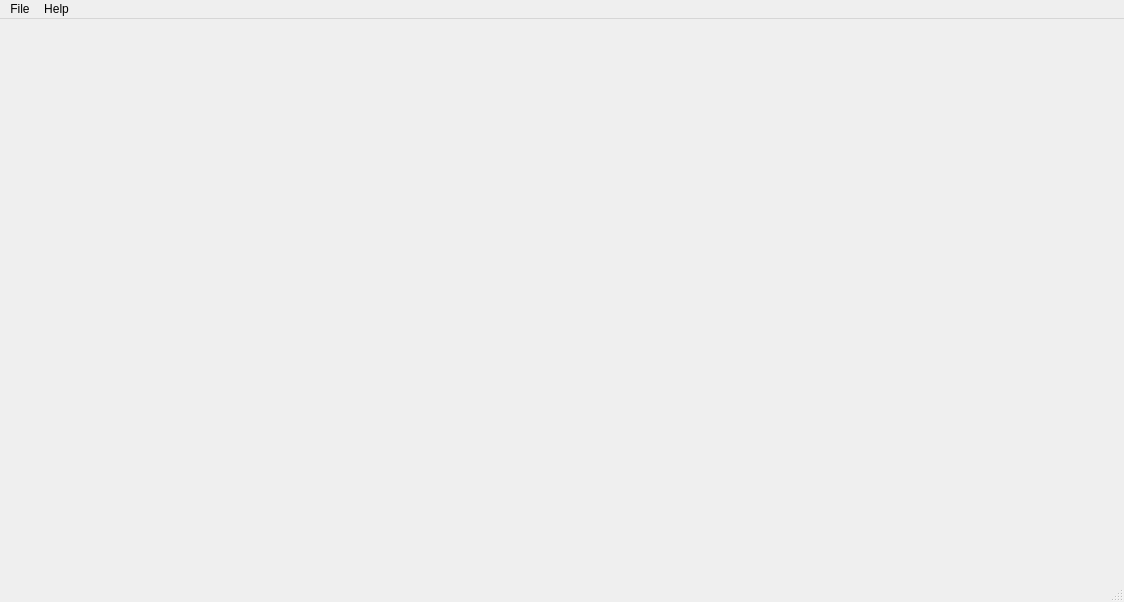
Old version of the form main.ui in the repository FereBell/Training_Models.
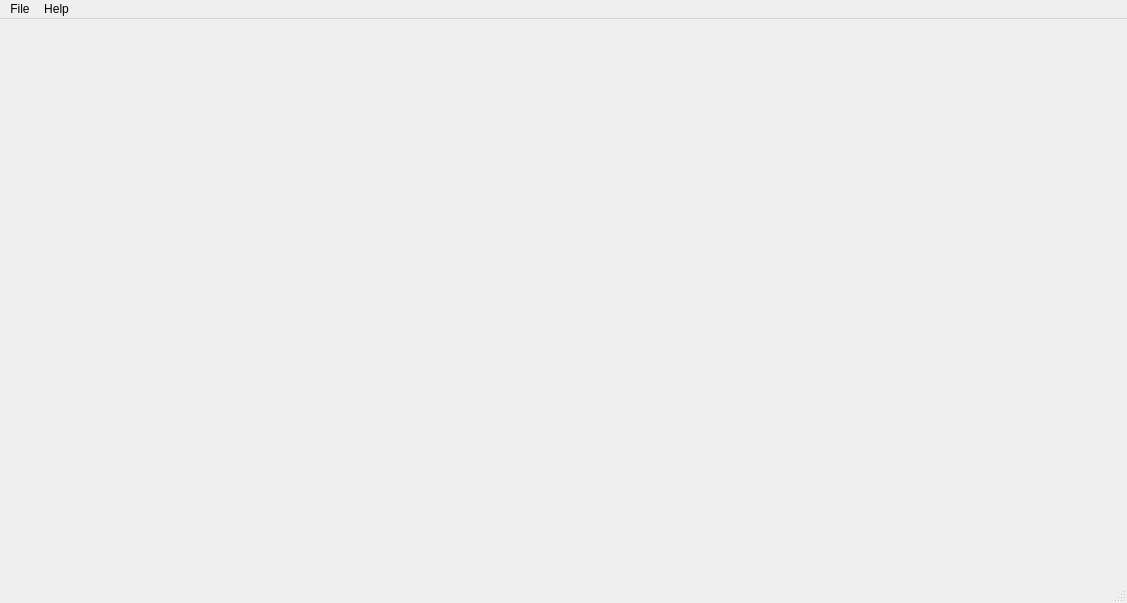
New version of the form.

Commit message: Adding the training wiht terminal

The edit to the form file:
```diff
--- a/main.ui
+++ b/main.ui
@@ -6,8 +6,8 @@
    <rect>
     <x>0</x>
     <y>0</y>
-    <width>1124</width>
-    <height>602</height>
+    <width>1127</width>
+    <height>603</height>
    </rect>
   </property>
   <property name="windowTitle">
@@ -134,7 +134,7 @@
     <rect>
      <x>0</x>
      <y>0</y>
-     <width>1124</width>
+     <width>1127</width>
      <height>21</height>
     </rect>
    </property>
```
The commit also changes 1 other file.
